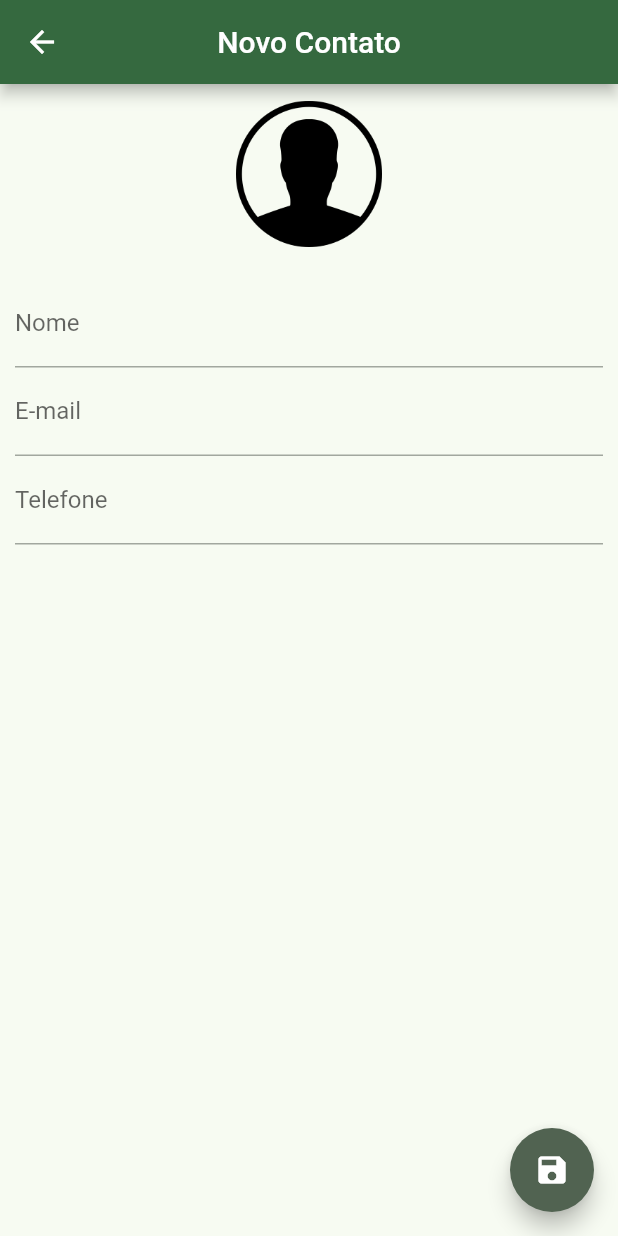
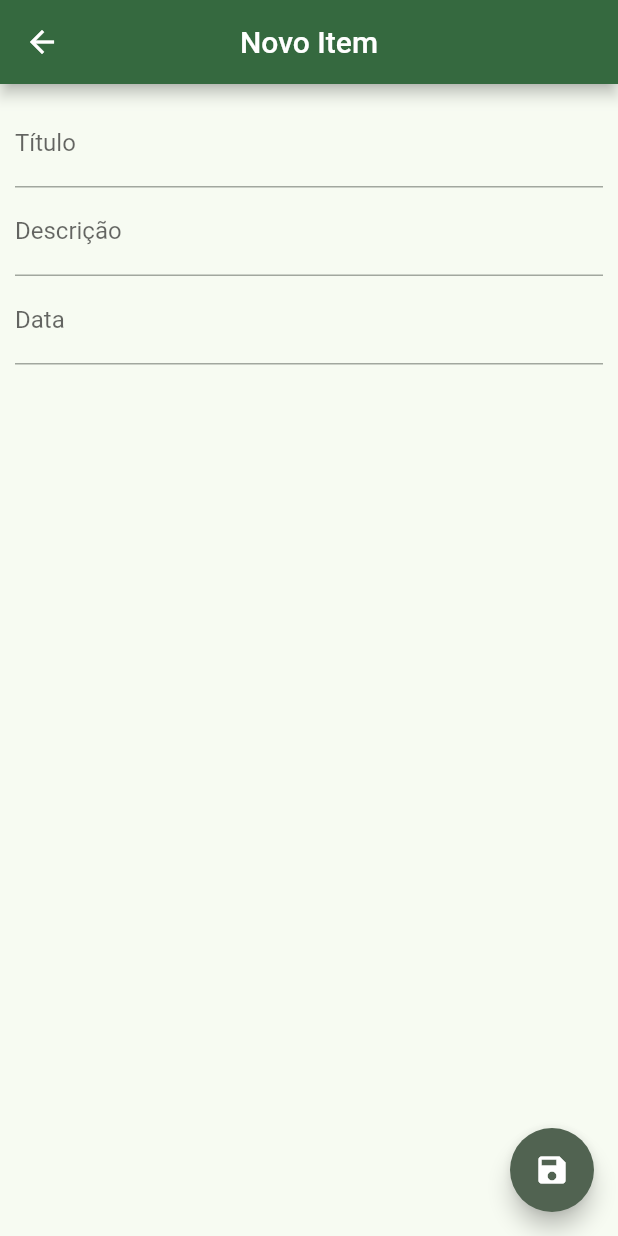
Before and after one commit to bfjamisse09/PROG4-AVAL2, a Flutter app: the screen it shows after launch, after a tap on the "add" icon, on a phone screen of 412 x 824 dp. Run offline on Flutter 3.47's test engine with Material 2 defaults, Android fonts, the phone set to English and light mode, and no system bars; network calls fail.

Commit message:
PROG4-AVAL2

```diff
--- a/to_do_list/lib/app/app_asset.dart
+++ /dev/null
@@ -1,7 +0,0 @@
-enum AppImage {
-  person('assets/images/contact.png');
-
-  const AppImage(this.path);
-
-  final String path;
-}
--- a/to_do_list/lib/app/app_route.dart
+++ b/to_do_list/lib/app/app_route.dart
@@ -1,7 +1,7 @@
 enum AppRoute {
   home('/'),
-  newContact('/contact/new'),
-  editContact('/contact/edit');
+  newItem('/item/new'),
+  editItem('/item/edit');
 
   const AppRoute(this.route);
 
--- a/to_do_list/lib/app/to_do_list_app.dart
+++ b/to_do_list/lib/app/to_do_list_app.dart
@@ -2,32 +2,32 @@ import 'package:to_do_list/provider/to_do_list_provider.dart';
 import 'package:flutter/material.dart';
 import 'package:provider/provider.dart';
 
-import '../models/to_do_list.dart';
+import '../models/item.dart';
 import './app_route.dart';
-import '../pages/to_do_list_page.dart';
+import '../pages/item_page.dart';
 import '../pages/home_page.dart';
 
-class AgendaApp extends StatelessWidget {
-  const AgendaApp({super.key});
+class ToDoListApp extends StatelessWidget {
+  const ToDoListApp({super.key});
 
   @override
   Widget build(BuildContext context) {
     return ChangeNotifierProvider(
-      create: (_) => AgendaProvider(),
+      create: (_) => ToDoListProvider(),
       child: MaterialApp(
         debugShowCheckedModeBanner: false,
-        title: 'Agenda',
+        title: 'Lista de Tarefas',
         theme: ThemeData(
           colorSchemeSeed: const Color.fromRGBO(79, 111, 82, 1.0),
         ),
         initialRoute: AppRoute.home.route,
         routes: {
           AppRoute.home.route: (_) => const HomePage(),
-          AppRoute.newContact.route: (_) => const ContactPage(contact: null),
-          AppRoute.editContact.route: (context) {
-            final contact = ModalRoute.of(context)?.settings.arguments;
-            return ContactPage(
-              contact: contact as Contact?,
+          AppRoute.newItem.route: (_) => const ItemPage(item: null),
+          AppRoute.editItem.route: (context) {
+            final item = ModalRoute.of(context)?.settings.arguments;
+            return ItemPage(
+              item: item as Item?,
             );
           }
         },
--- a/to_do_list/lib/main.dart
+++ b/to_do_list/lib/main.dart
@@ -3,5 +3,5 @@ import 'package:flutter/material.dart';
 import './app/to_do_list_app.dart';
 
 void main() {
-  runApp(const AgendaApp());
+  runApp(const ToDoListApp());
 }
--- /dev/null
+++ b/to_do_list/lib/models/item.dart
@@ -0,0 +1,46 @@
+import 'dart:convert';
+
+typedef ItemMap = Map<String, dynamic>;
+
+class Item {
+  final String id;
+  final String title;
+  final String description;
+  final String date;
+
+  Item({
+    required this.id,
+    required this.title,
+    required this.description,
+    required this.date,
+  });
+
+  @override
+  String toString() {
+    return title;
+  }
+
+  Item copyWith({
+    String? id,
+    String? title,
+    String? description,
+    String? date,
+  }) =>
+      Item(
+        id: id ?? this.id,
+        title: title ?? this.title,
+        description: description ?? this.description,
+        date: date ?? this.date,
+      );
+
+  ItemMap toMap([bool excludeId = true]) {
+    return {
+      if (!excludeId) 'id': id,
+      'title': title,
+      'description': description,
+      'date': date,
+    };
+  }
+
+  String toJson([bool excludeId = true]) => jsonEncode(toMap(excludeId));
+}
--- a/to_do_list/lib/models/to_do_list.dart
+++ /dev/null
@@ -1,51 +0,0 @@
-import 'dart:convert';
-
-typedef ContactMap = Map<String, dynamic>;
-
-class Contact {
-  final String id;
-  final String name;
-  final String phone;
-  final String email;
-  final String? imageUrl;
-
-  Contact({
-    required this.id,
-    required this.name,
-    required this.phone,
-    required this.email,
-    this.imageUrl,
-  });
-
-  @override
-  String toString() {
-    return name;
-  }
-
-  Contact copyWith({
-    String? id,
-    String? name,
-    String? phone,
-    String? email,
-    String? imageUrl,
-  }) =>
-      Contact(
-        id: id ?? this.id,
-        name: name ?? this.name,
-        phone: phone ?? this.phone,
-        email: email ?? this.email,
-        imageUrl: imageUrl ?? this.imageUrl,
-      );
-
-  ContactMap toMap([bool excludeId = true]) {
-    return {
-      if (!excludeId) 'id': id,
-      'name': name,
-      'phone': phone,
-      'email': email,
-      'imageUrl': imageUrl,
-    };
-  }
-
-  String toJson([bool excludeId = true]) => jsonEncode(toMap(excludeId));
-}
--- a/to_do_list/lib/pages/home_page.dart
+++ b/to_do_list/lib/pages/home_page.dart
@@ -3,22 +3,7 @@ import 'package:provider/provider.dart';
 
 import '../app/app_route.dart';
 import '../provider/to_do_list_provider.dart';
-import '../widgets/to_do_list_tile.dart';
-
-Widget icon = Container(
-  decoration: const BoxDecoration(color: Colors.red),
-  child: const Center(
-    child: Row(
-      mainAxisAlignment: MainAxisAlignment.start,
-      children: [
-        Icon(
-          Icons.delete,
-          size: 30.0,
-        ),
-      ],
-    ),
-  ),
-);
+import '../widgets/item_tile.dart';
 
 class HomePage extends StatefulWidget {
   const HomePage({super.key});
@@ -34,7 +19,7 @@ class _HomePageState extends State<HomePage> {
   void initState() {
     super.initState();
 
-    final provider = Provider.of<AgendaProvider>(context, listen: false);
+    final provider = Provider.of<ToDoListProvider>(context, listen: false);
     provider.load().then(
       (_) {
         setState(() {
@@ -46,17 +31,17 @@ class _HomePageState extends State<HomePage> {
 
   @override
   Widget build(BuildContext context) {
-    final contacts =
-        Provider.of<AgendaProvider>(context, listen: true).contacts;
+    final items =
+        Provider.of<ToDoListProvider>(context, listen: true).listItems;
 
     return Scaffold(
       appBar: AppBar(
-        title: const Text('Contatos'),
+        title: const Text('Tarefas'),
         centerTitle: true,
       ),
       floatingActionButton: FloatingActionButton(
         onPressed: () {
-          Navigator.of(context).pushNamed(AppRoute.newContact.route);
+          Navigator.of(context).pushNamed(AppRoute.newItem.route);
         },
         backgroundColor: Theme.of(context).primaryColor,
         child: const Icon(Icons.add),
@@ -64,12 +49,40 @@ class _HomePageState extends State<HomePage> {
       body: _isLoading
           ? const Center(child: CircularProgressIndicator())
           : ListView.builder(
-              itemCount: contacts.length,
+              itemCount: items.length,
               itemBuilder: (context, index) => Dismissible(
-                key: Key(contacts[index].id),
-                background: icon,
-                onDismissed: (direction) {},
-                child: ContactTile(contacts[index]),
+                key: GlobalKey(),
+                confirmDismiss: (_) {
+                  return showDialog<bool>(
+                    context: context,
+                    builder: (ctx) {
+                      return AlertDialog(
+                        title: const Text('Confirmação'),
+                        content: const Text('Confirma a remoção do contato?'),
+                        actions: [
+                          TextButton(
+                            onPressed: () {
+                              Navigator.pop<bool>(ctx, true);
+                            },
+                            child: const Text('Sim'),
+                          ),
+                          TextButton(
+                            onPressed: () {
+                              Navigator.pop<bool>(ctx, false);
+                            },
+                            child: const Text('Não'),
+                          ),
+                        ],
+                      );
+                    },
+                  );
+                },
+                onDismissed: (_) {
+                  final provider =
+                      Provider.of<ToDoListProvider>(context, listen: false);
+                  provider.delete(items[index]);
+                },
+                child: ItemTile(items[index]),
               ),
             ),
     );
--- /dev/null
+++ b/to_do_list/lib/pages/item_page.dart
@@ -0,0 +1,146 @@
+import 'package:flutter/material.dart';
+import 'package:provider/provider.dart';
+
+import '../models/item.dart';
+import '../provider/to_do_list_provider.dart';
+
+class ItemPage extends StatefulWidget {
+  final Item? item;
+
+  const ItemPage({
+    super.key,
+    this.item,
+  });
+
+  @override
+  State<ItemPage> createState() => _ItemPageState();
+}
+
+class _ItemPageState extends State<ItemPage> {
+  final _formKey = GlobalKey<FormState>();
+  final _titleController = TextEditingController();
+  final _descriptionController = TextEditingController();
+  final _dateController = TextEditingController();
+
+  bool _isLoading = false;
+
+  @override
+  void initState() {
+    final item = widget.item;
+
+    super.initState();
+
+    _titleController.text = item?.title ?? '';
+    _descriptionController.text = item?.description ?? '';
+    _dateController.text = item?.date ?? '';
+  }
+
+  void _formSubmit(BuildContext context) async {
+    if (!_formKey.currentState!.validate()) {
+      return;
+    }
+
+    final item = Item(
+      id: widget.item?.id ?? '',
+      title: _titleController.text.trim(),
+      description: _descriptionController.text.trim(),
+      date: _dateController.text.trim(),
+    );
+
+    final provider = Provider.of<ToDoListProvider>(
+      context,
+      listen: false,
+    );
+    final nav = Navigator.of(context);
+
+    setState(() => _isLoading = true);
+    try {
+      await provider.save(item);
+      nav.pop();
+    } finally {
+      setState(() => _isLoading = false);
+    }
+  }
+
+  String? _titleValidator(String? text) {
+    if ((text == null) || text.isEmpty) {
+      return 'Este campo é obrigatório';
+    }
+    return null;
+  }
+
+  String? _descriptionValidator(String? text) {
+    final error = _titleValidator(text);
+    if (error != null) {
+      return error;
+    }
+    if ((text == null) || text.isEmpty) {
+      return 'Este campo é obrigatório';
+    }
+
+    return null;
+  }
+
+  String? _dateValidator(String? text) {
+    final error = _titleValidator(text);
+    if (error != null) {
+      return error;
+    }
+    if (int.tryParse(text!) == null) {
+      return 'Data Inválida';
+    }
+
+    return null;
+  }
+
+  @override
+  Widget build(BuildContext context) {
+    return Scaffold(
+      appBar: AppBar(
+        title: const Text('Novo Item'),
+        centerTitle: true,
+      ),
+      floatingActionButton: FloatingActionButton(
+        onPressed: () => _formSubmit(context),
+        child: const Icon(Icons.save),
+      ),
+      body: !_isLoading
+          ? Column(
+              children: [
+                Padding(
+                  padding: const EdgeInsets.all(10.0),
+                  child: Form(
+                    key: _formKey,
+                    child: Column(
+                      children: [
+                        TextFormField(
+                          decoration: const InputDecoration(
+                            labelText: 'Título',
+                          ),
+                          controller: _titleController,
+                          validator: _titleValidator,
+                        ),
+                        TextFormField(
+                          decoration: const InputDecoration(
+                            labelText: 'Descrição',
+                          ),
+                          controller: _descriptionController,
+                          validator: _descriptionValidator,
+                        ),
+                        TextFormField(
+                          decoration: const InputDecoration(
+                            labelText: 'Data',
+                          ),
+                          controller: _dateController,
+                          validator: _dateValidator,
+                        ),
+                      ],
+                    ),
+                  ),
+                ),
+              ],
+            )
+          : const Center(child: CircularProgressIndicator()),
+    );
+  }
+}
--- a/to_do_list/lib/pages/to_do_list_page.dart
+++ /dev/null
@@ -1,164 +0,0 @@
-import 'package:flutter/material.dart';
-import 'package:provider/provider.dart';
-
-import '../app/app_asset.dart';
-import '../models/to_do_list.dart';
-import '../provider/to_do_list_provider.dart';
-
-class ContactPage extends StatefulWidget {
-  final Contact? contact;
-
-  const ContactPage({
-    super.key,
-    this.contact,
-  });
-
-  @override
-  State<ContactPage> createState() => _ContactPageState();
-}
-
-class _ContactPageState extends State<ContactPage> {
-  final _formKey = GlobalKey<FormState>();
-  final _nameController = TextEditingController();
-  final _emailController = TextEditingController();
-  final _phoneController = TextEditingController();
-
-  bool _isLoading = false;
-
-  @override
-  void initState() {
-    final contact = widget.contact;
-
-    super.initState();
-
-    _nameController.text = contact?.name ?? '';
-    _emailController.text = contact?.email ?? '';
-    _phoneController.text = contact?.phone ?? '';
-  }
-
-  void _formSubmit(BuildContext context) async {
-    if (!_formKey.currentState!.validate()) {
-      return;
-    }
-
-    final contact = Contact(
-      id: widget.contact?.id ?? '',
-      name: _nameController.text.trim(),
-      email: _emailController.text.trim(),
-      phone: _phoneController.text.trim(),
-    );
-
-    final provider = Provider.of<AgendaProvider>(
-      context,
-      listen: false,
-    );
-    final nav = Navigator.of(context);
-
-    setState(() => _isLoading = true);
-    try {
-      await provider.save(contact);
-      nav.pop();
-    } catch (error) {
-      showDialog<void>(
-        context: context,
-        builder: (context) => AlertDialog(
-            title: const Text('Ocoreu um Erro'),
-            content: Text(error.toString()),
-            actions: [
-              TextButton(
-                onPressed: () => Navigator.of(context).pop(),
-                child: const Text('Fechar'),
-              )
-            ]),
-      );
-    } finally {
-      setState(() => _isLoading = false);
-    }
-  }
-
-  String? _nameValidator(String? text) {
-    if ((text == null) || text.isEmpty) {
-      return 'Este campo é obrigatório';
-    }
-    return null;
-  }
-
-  String? _emailValidator(String? text) {
-    final error = _nameValidator(text);
-    if (error != null) {
-      return error;
-    }
-    if (!(text!.contains('@'))) {
-      return 'E-mail inválido';
-    }
-
-    return null;
-  }
-
-  String? _phoneValidator(String? text) {
-    final error = _nameValidator(text);
-    if (error != null) {
-      return error;
-    }
-    if (int.tryParse(text!) == null) {
-      return 'Número de telefone inválido';
-    }
-
-    return null;
-  }
-
-  @override
-  Widget build(BuildContext context) {
-    return Scaffold(
-      appBar: AppBar(
-        title: const Text('Novo Contato'),
-        centerTitle: true,
-      ),
-      floatingActionButton: FloatingActionButton(
-        onPressed: () => _formSubmit(context),
-        child: const Icon(Icons.save),
-      ),
-      body: !_isLoading
-          ? Column(
-              children: [
-                Image.asset(
-                  AppImage.person.path,
-                  width: 120.0,
-                ),
-                Padding(
-                  padding: const EdgeInsets.all(10.0),
-                  child: Form(
-                    key: _formKey,
-                    child: Column(
-                      children: [
-                        TextFormField(
-                          decoration: const InputDecoration(
-                            labelText: 'Nome',
-                          ),
-                          controller: _nameController,
-                          validator: _nameValidator,
-                        ),
-                        TextFormField(
-                          decoration: const InputDecoration(
-                            labelText: 'E-mail',
-                          ),
-                          controller: _emailController,
-                          validator: _emailValidator,
-                        ),
-                        TextFormField(
-                          decoration: const InputDecoration(
-                            labelText: 'Telefone',
-                          ),
-                          controller: _phoneController,
-                          validator: _phoneValidator,
-                        ),
-                      ],
-                    ),
-                  ),
-                ),
-              ],
-            )
-          : const Center(child: CircularProgressIndicator()),
-    );
-  }
-}
--- a/to_do_list/lib/provider/to_do_list_provider.dart
+++ b/to_do_list/lib/provider/to_do_list_provider.dart
@@ -3,71 +3,70 @@ import 'dart:convert';
 import 'package:flutter/material.dart';
 import 'package:http/http.dart' as http;
 
-import '../models/to_do_list.dart';
+import '../models/item.dart';
 
-typedef ContactMap = Map<String, dynamic>;
+typedef ItemMap = Map<String, dynamic>;
 
-class AgendaProvider with ChangeNotifier {
+class ToDoListProvider with ChangeNotifier {
   final _baseUrl = 'https://todolist-prog4-default-rtdb.firebaseio.com';
 
-  final List<Contact> _contacts = [];
+  final List<Item> _listItems = [];
 
-  List<Contact> get contacts => _contacts;
+  List<Item> get listItems => _listItems;
 
   Future<void> load() async {
     final response = await http.get(
-      Uri.parse('$_baseUrl/contacts.json'),
+      Uri.parse('$_baseUrl/listItem.json'),
     );
     final data = jsonDecode(response.body);
     data.forEach((key, value) {
-      final contact = Contact(
+      final item = Item(
         id: key,
-        name: value['name'],
-        email: value['email'],
-        phone: value['phone'],
-        imageUrl: value['imageUrl'],
+        title: value['title'],
+        description: value['description'],
+        date: value['date'],
       );
-      _contacts.add(contact);
+      _listItems.add(item);
     });
     notifyListeners();
   }
 
-  Future<void> save(Contact contact) {
-    if (contact.id.isEmpty) {
-      return insert(contact);
+  Future<void> save(Item item) {
+    if (item.id.isEmpty) {
+      return insert(item);
     } else {
-      return update(contact);
+      return update(item);
     }
   }
 
-  Future<void> insert(Contact contact) async {
+  Future<void> insert(Item item) async {
     final response = await http.post(
-      Uri.parse('$_baseUrl/contacts.json'),
-      body: contact.toJson(),
+      Uri.parse('$_baseUrl/listItem.json'),
+      body: item.toJson(),
     );
 
     final body = jsonDecode(response.body);
 
-    _contacts.add(contact.copyWith(
-      id: body['name'],
+    _listItems.add(item.copyWith(
+      id: body['title'],
     ));
     notifyListeners();
   }
 
-  Future<void> update(Contact contact) async {
+  Future<void> update(Item item) async {
     await http.put(
-      Uri.parse('$_baseUrl/contacts/${contact.id}'),
-      body: contact.toJson(),
+      Uri.parse('$_baseUrl/listItem/${item.id}'),
+      body: item.toJson(),
     );
 
-    final index = _contacts.indexWhere((elem) => elem.id == contact.id);
+    final index = _listItems.indexWhere((elem) => elem.id == item.id);
     if (index >= 0) {
-      _contacts[index] = contact;
+      _listItems[index] = item;
       notifyListeners();
     }
   }
 
-  Future<void> delete(Contact contact) async {
-    await http.delete(Uri.parse('$_baseUrl/contacts/${contact.id}'));
+  Future<void> delete(Item item) async {
+    await http.delete(Uri.parse('$_baseUrl/listItem/$item'));
   }
 }
--- /dev/null
+++ b/to_do_list/lib/widgets/item_tile.dart
@@ -0,0 +1,36 @@
+import 'package:flutter/material.dart';
+
+import '../app/app_route.dart';
+import '../models/item.dart';
+
+class ItemTile extends StatelessWidget {
+  final Item item;
+
+  const ItemTile(
+    this.item, {
+    super.key,
+  });
+
+  @override
+  Widget build(BuildContext context) {
+    return ListTile(
+      onTap: () {
+        Navigator.of(context).pushNamed(
+          AppRoute.editItem.route,
+          arguments: item,
+        );
+      },
+      title: Text(item.title,
+          style: const TextStyle(
+            fontWeight: FontWeight.bold,
+          )),
+      subtitle: Column(
+        crossAxisAlignment: CrossAxisAlignment.start,
+        children: [
+          Text(item.description),
+          Text(item.date),
+        ],
+      ),
+    );
+  }
+}
```
Also changed, not shown: to_do_list/lib/widgets/to_do_list_tile.dart (deleted, +0 -42 lines), to_do_list/assets/images/person.png (added).
